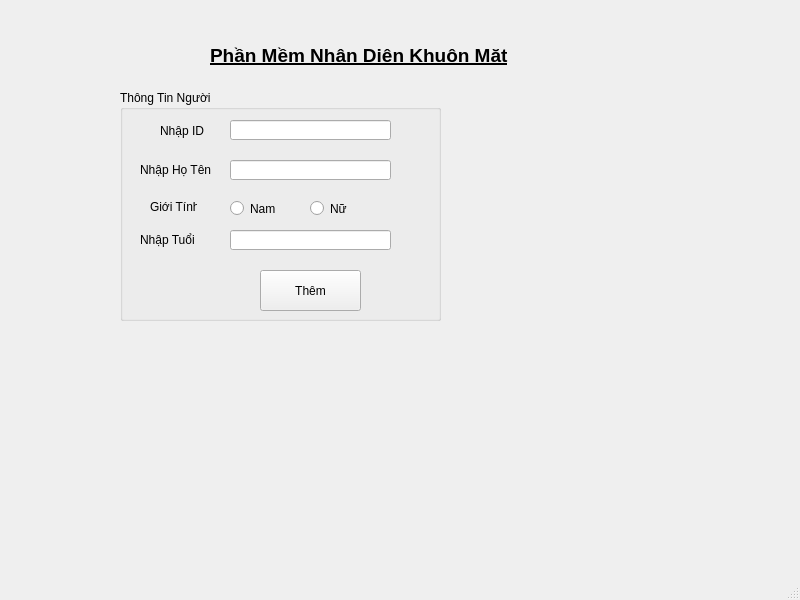
First picture: the form in face1/GU.ui, repository huy090603huy123/nhandienkhuonmat, before the edit.
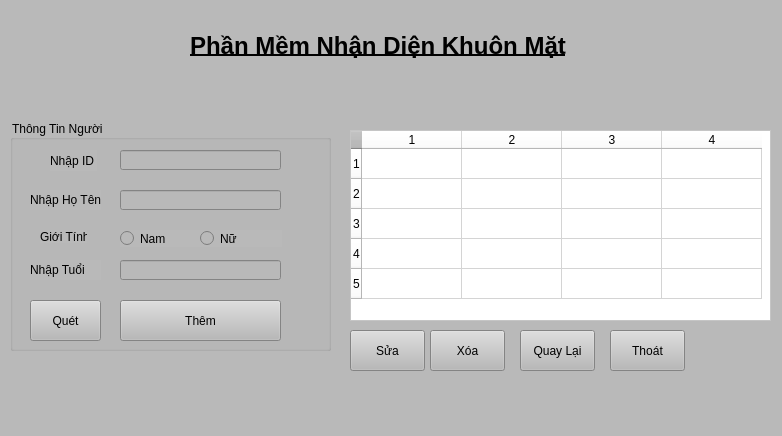
Second picture: the form after the edit.

Patch:
```diff
--- a/face1/GU.ui
+++ b/face1/GU.ui
@@ -6,26 +6,29 @@
    <rect>
     <x>0</x>
     <y>0</y>
-    <width>800</width>
-    <height>600</height>
+    <width>782</width>
+    <height>436</height>
    </rect>
   </property>
   <property name="windowTitle">
-   <string>MainWindow</string>
+   <string>Nhập Thông Tin Người Dùng</string>
+  </property>
+  <property name="styleSheet">
+   <string notr="true">background-color: rgb(185, 185, 185);</string>
   </property>
   <widget class="QWidget" name="centralwidget">
    <widget class="QLabel" name="label">
     <property name="geometry">
      <rect>
-      <x>210</x>
-      <y>30</y>
-      <width>321</width>
+      <x>190</x>
+      <y>20</y>
+      <width>401</width>
       <height>51</height>
      </rect>
     </property>
     <property name="font">
      <font>
-      <pointsize>14</pointsize>
+      <pointsize>18</pointsize>
       <weight>75</weight>
       <bold>true</bold>
       <underline>true</underline>
@@ -38,8 +41,8 @@
    <widget class="QGroupBox" name="groupBox">
     <property name="geometry">
      <rect>
-      <x>120</x>
-      <y>90</y>
+      <x>10</x>
+      <y>120</y>
       <width>321</width>
       <height>231</height>
      </rect>
@@ -158,9 +161,9 @@
     <widget class="QPushButton" name="pushButton">
      <property name="geometry">
       <rect>
-       <x>140</x>
+       <x>110</x>
        <y>180</y>
-       <width>101</width>
+       <width>161</width>
        <height>41</height>
       </rect>
      </property>
@@ -168,6 +171,99 @@
       <string>Thêm</string>
      </property>
     </widget>
+    <widget class="QPushButton" name="quet">
+     <property name="geometry">
+      <rect>
+       <x>20</x>
+       <y>180</y>
+       <width>71</width>
+       <height>41</height>
+      </rect>
+     </property>
+     <property name="text">
+      <string>Quét</string>
+     </property>
+    </widget>
+   </widget>
+   <widget class="QTableWidget" name="sql">
+    <property name="geometry">
+     <rect>
+      <x>350</x>
+      <y>130</y>
+      <width>421</width>
+      <height>191</height>
+     </rect>
+    </property>
+    <property name="styleSheet">
+     <string notr="true">background-color: rgb(255, 255, 255);</string>
+    </property>
+    <property name="rowCount">
+     <number>5</number>
+    </property>
+    <property name="columnCount">
+     <number>4</number>
+    </property>
+    <row/>
+    <row/>
+    <row/>
+    <row/>
+    <row/>
+    <column/>
+    <column/>
+    <column/>
+    <column/>
+   </widget>
+   <widget class="QPushButton" name="sua">
+    <property name="geometry">
+     <rect>
+      <x>350</x>
+      <y>330</y>
+      <width>75</width>
+      <height>41</height>
+     </rect>
+    </property>
+    <property name="text">
+     <string>Sửa</string>
+    </property>
+   </widget>
+   <widget class="QPushButton" name="xoa">
+    <property name="geometry">
+     <rect>
+      <x>430</x>
+      <y>330</y>
+      <width>75</width>
+      <height>41</height>
+     </rect>
+    </property>
+    <property name="text">
+     <string>Xóa</string>
+    </property>
+   </widget>
+   <widget class="QPushButton" name="Back">
+    <property name="geometry">
+     <rect>
+      <x>520</x>
+      <y>330</y>
+      <width>75</width>
+      <height>41</height>
+     </rect>
+    </property>
+    <property name="text">
+     <string>Quay Lại</string>
+    </property>
+   </widget>
+   <widget class="QPushButton" name="pushButton_2">
+    <property name="geometry">
+     <rect>
+      <x>610</x>
+      <y>330</y>
+      <width>75</width>
+      <height>41</height>
+     </rect>
+    </property>
+    <property name="text">
+     <string>Thoát</string>
+    </property>
    </widget>
   </widget>
   <widget class="QMenuBar" name="menubar">
```
Left out of the diff: 2 changed lines with no effect on the pictures.
